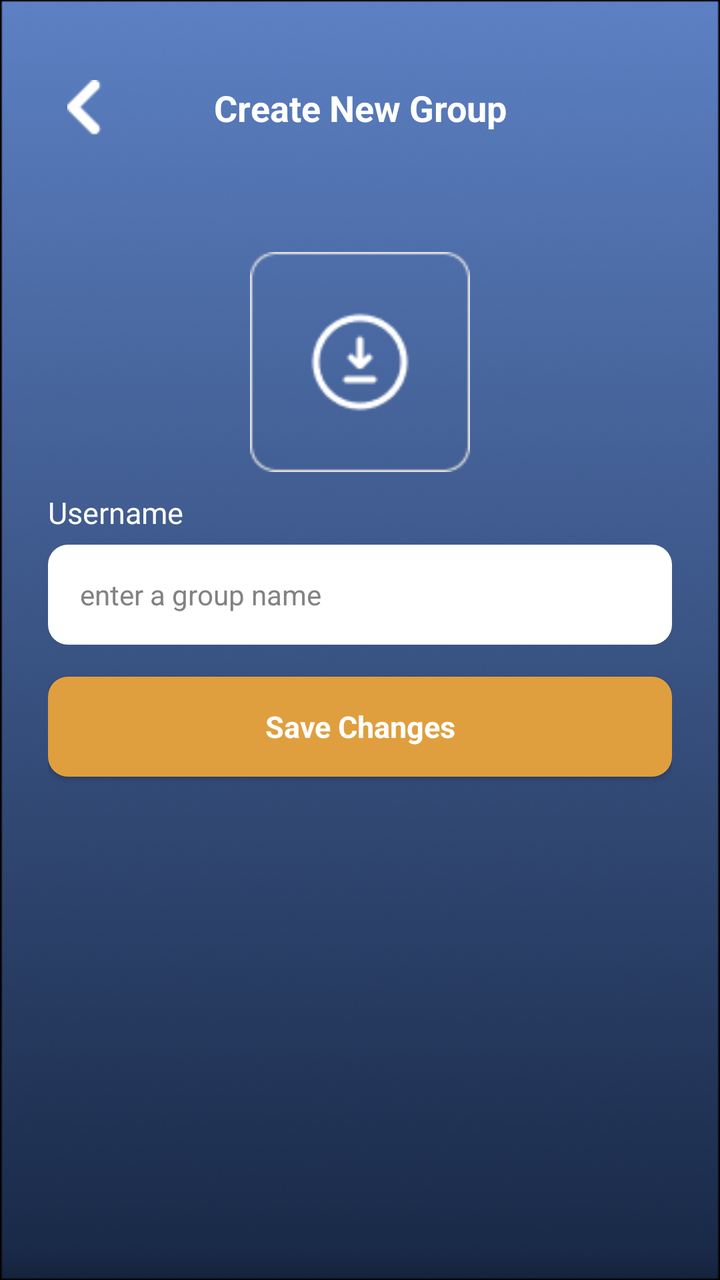
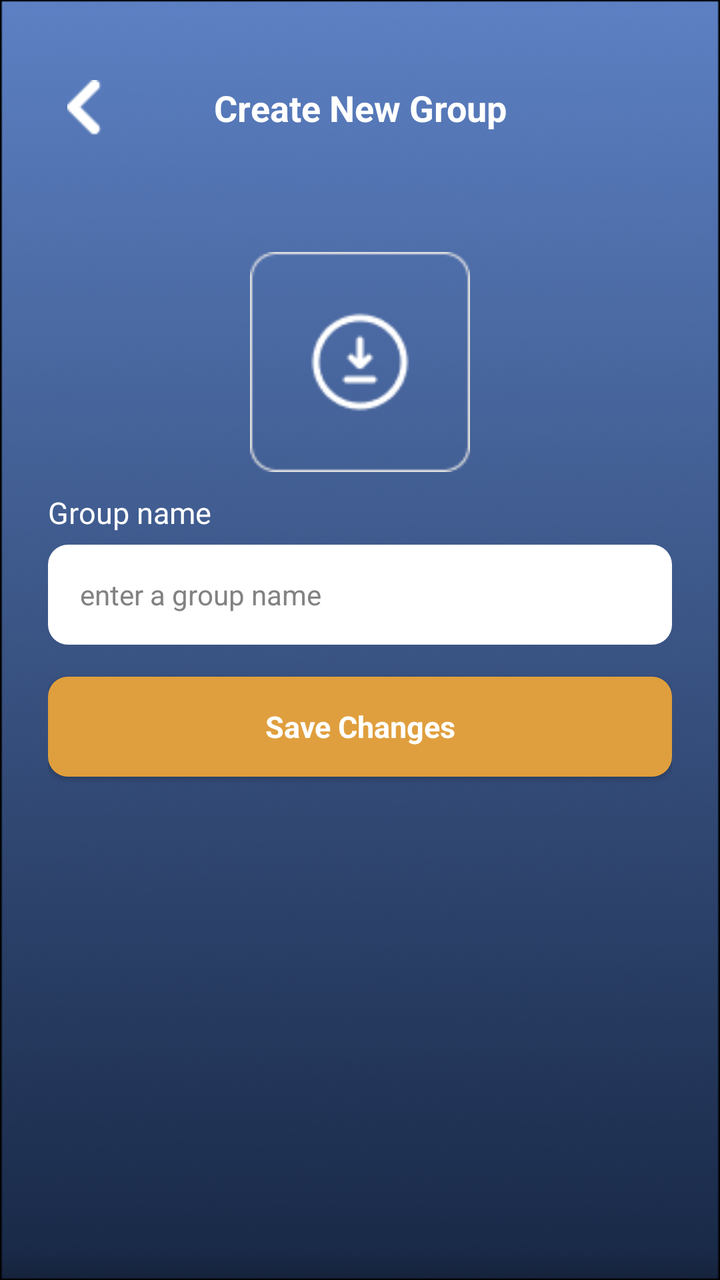

An Android layout rendered at two revisions. The XML below is the earlier revision; the diff shows what the commit changed to produce the second picture.
<!-- AndroidManifest.xml: application theme Theme.Traveling -->
<!-- res/layout/activity_group_creator.xml -->
<?xml version="1.0" encoding="utf-8"?>
<LinearLayout xmlns:android="http://schemas.android.com/apk/res/android"
    android:layout_width="match_parent"
    android:layout_height="match_parent"
    android:orientation="vertical"
    android:background="@drawable/bck"
    android:padding="24dp">

    
    <LinearLayout
        android:layout_width="match_parent"
        android:layout_height="60dp"
        android:orientation="horizontal"
        android:gravity="center_vertical"
        android:layout_marginBottom="32dp">

        <ImageButton
            android:id="@+id/btnBack"
            android:layout_width="36dp"
            android:layout_height="36dp"
            android:src="@drawable/ic_back"
            android:background="?attr/selectableItemBackgroundBorderless" />

        <TextView
            android:layout_width="0dp"
            android:layout_height="wrap_content"
            android:layout_weight="1"
            android:gravity="center"
            android:text="@string/createGroup"
            android:textColor="@color/white"
            android:textSize="18sp"
            android:textStyle="bold" />

        <View
            android:layout_width="36dp"
            android:layout_height="36dp" />

    </LinearLayout>

    <ImageButton
        android:id="@+id/btnEditPicture"
        android:layout_width="110dp"
        android:layout_height="110dp"
        android:background="?attr/selectableItemBackgroundBorderless"
        android:clickable="true"
        android:focusable="true"
        android:scaleType="centerCrop"
        android:layout_gravity="center"
        android:src="@drawable/post_frame"
        android:layout_margin="10dp"/>

    <TextView
        android:layout_width="match_parent"
        android:layout_height="wrap_content"
        android:text="@string/userN"
        android:textColor="@color/white"
        android:textSize="15sp"
        android:layout_marginBottom="6dp" />

    <EditText
        android:id="@+id/etGroupName"
        android:layout_width="match_parent"
        android:layout_height="50dp"
        android:background="@drawable/input_bck"
        android:hint="@string/groupName"
        android:inputType="text"
        android:paddingStart="16dp"
        android:paddingEnd="16dp"
        android:textColor="@color/black"
        android:textColorHint="@color/grey"
        android:textSize="14sp"
        android:layout_marginBottom="16dp" />

    <androidx.appcompat.widget.AppCompatButton
        android:id="@+id/btnSave"
        android:layout_width="match_parent"
        android:layout_height="50dp"
        android:background="@drawable/btn_orange"
        android:backgroundTint="@null"
        android:text="@string/saveChanges"
        android:textColor="@color/white"
        android:textSize="15sp"
        android:textStyle="bold"
        android:layout_marginBottom="16dp" />

    <View
        android:layout_width="match_parent"
        android:layout_height="0dp"
        android:layout_weight="1" />


</LinearLayout>
<!-- resources referenced by this layout -->
<resources>
  <color name="black">#FF000000</color>
  <color name="grey">#828282</color>
  <color name="white">#FFFFFFFF</color>
  <!-- drawable bck: png bitmap (drawable, 207456 bytes) -->
  <!-- drawable btn_orange (drawable) -->
  <?xml version="1.0" encoding="utf-8"?>
  <shape xmlns:android="http://schemas.android.com/apk/res/android"
      android:shape="rectangle">
  
      <corners
          android:radius="10dp"/>
      <solid android:color="@color/orange"/>
  
  </shape>
  <!-- drawable ic_back: png bitmap (drawable, 255 bytes) -->
  <!-- drawable input_bck (drawable) -->
  <?xml version="1.0" encoding="utf-8"?>
  <shape xmlns:android="http://schemas.android.com/apk/res/android"
      android:shape="rectangle">
  
      <corners
          android:radius="10dp"/>
      <solid android:color="@color/white"/>
  
  </shape>
  <!-- drawable post_frame: png bitmap (drawable, 1643 bytes) -->
  <string name="createGroup">Create New Group</string>
  <string name="groupName">enter a group name</string>
  <string name="saveChanges"> Save Changes</string>
  <string name="userN">Username</string>
  <style name="Theme.Traveling" parent="Base.Theme.Traveling" />
  <color name="orange">#E09F3E</color>
  <style name="Base.Theme.Traveling" parent="Theme.AppCompat.Light.NoActionBar">
          
          
          <item name="textAllCaps">false</item>
          <item name="android:textStyle">normal</item>
          <item name="android:fontFamily">sans-serif</item>
  
          <item name="colorPrimary">@color/orange</item>
          <item name="colorPrimaryDark">@color/orange</item>
          <item name="colorAccent">@color/orange</item>
          <item name="android:colorButtonNormal">@color/orange</item>
      </style>
</resources>

<!-- the commit's change to res/layout/activity_group_creator.xml (unified diff, before → after) -->
@@ -52,7 +52,7 @@
     <TextView
         android:layout_width="match_parent"
         android:layout_height="wrap_content"
-        android:text="@string/userN"
+        android:text="@string/groupN"
         android:textColor="@color/white"
         android:textSize="15sp"
         android:layout_marginBottom="6dp" />
<!-- resource entries referenced after the edit -->
@@ -27,9 +27,9 @@
   </shape>
   <!-- drawable post_frame: png bitmap (drawable, 1643 bytes) -->
   <string name="createGroup">Create New Group</string>
+  <string name="groupN">Group name</string>
   <string name="groupName">enter a group name</string>
   <string name="saveChanges"> Save Changes</string>
-  <string name="userN">Username</string>
   <style name="Theme.Traveling" parent="Base.Theme.Traveling" />
   <color name="orange">#E09F3E</color>
   <style name="Base.Theme.Traveling" parent="Theme.AppCompat.Light.NoActionBar">
